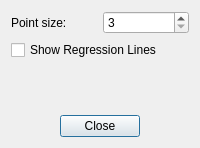
Qt form ProjectViewer/curveviewerdisplayoptionsdialog.ui (fsoos74/su) before a commit.
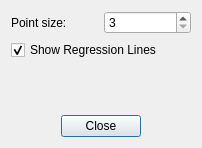
The same form after that commit. Icons and pictures are not drawn.

Diff of the .ui file:
```diff
--- a/ProjectViewer/curveviewerdisplayoptionsdialog.ui
+++ b/ProjectViewer/curveviewerdisplayoptionsdialog.ui
@@ -6,7 +6,7 @@
    <rect>
     <x>0</x>
     <y>0</y>
-    <width>200</width>
+    <width>202</width>
     <height>148</height>
    </rect>
   </property>
@@ -42,6 +42,9 @@
        <property name="text">
         <string>Show Regression Lines</string>
        </property>
+       <property name="checked">
+        <bool>true</bool>
+       </property>
       </widget>
      </item>
     </layout>
```
